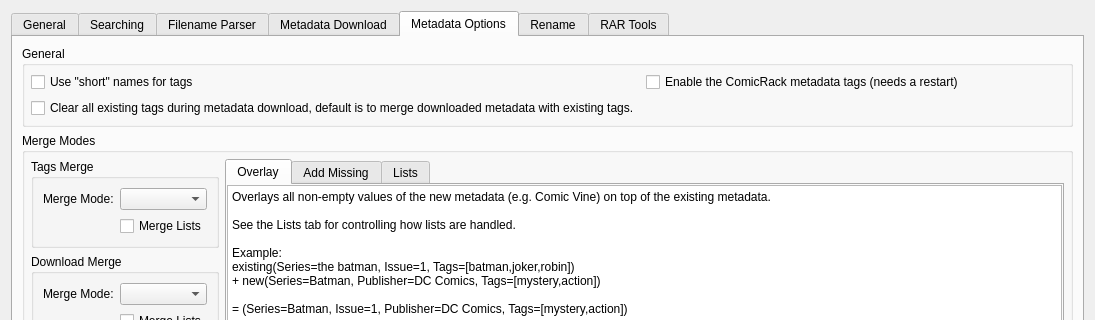
This is comictaggerlib/ui/settingswindow.ui in comictagger/comictagger as Qt 5 draws it before an edit; both pictures show x 0 to 1095 and y 0 to 320 of the 1095 by 642 pixel window. The edited form follows.
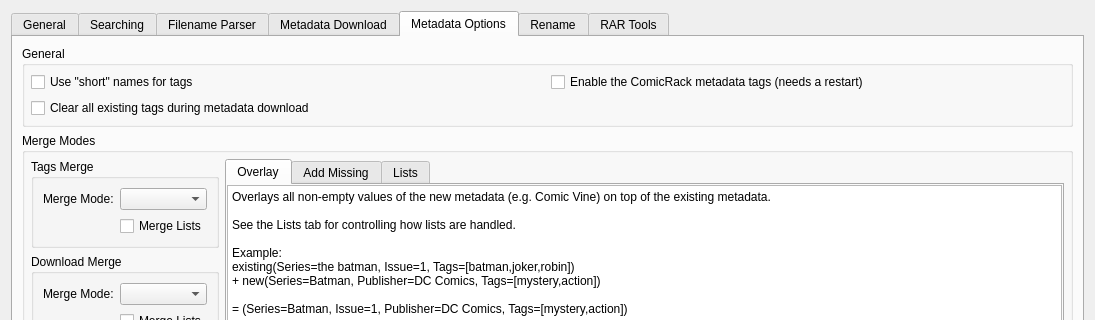
This is the edited form. The open tabs and pages were chosen to show the change.

Commit message: Add tooltips for clearing tags and applying CBL transforms

Diff of the .ui file:
```diff
--- a/comictaggerlib/ui/settingswindow.ui
+++ b/comictaggerlib/ui/settingswindow.ui
@@ -482,7 +482,7 @@
             <item row="1" column="0">
              <widget class="QCheckBox" name="cbxClearFormBeforePopulating">
               <property name="text">
-               <string>Clear all existing tags during metadata download, default is to merge downloaded metadata with existing tags.</string>
+               <string>Clear all existing tags during metadata download</string>
               </property>
              </widget>
             </item>
```
Left out of the diff: 6 changed lines with no effect on the pictures.
